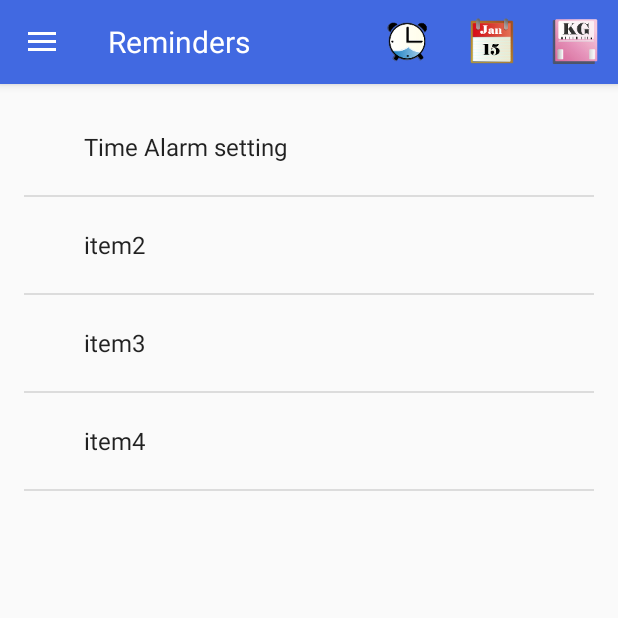
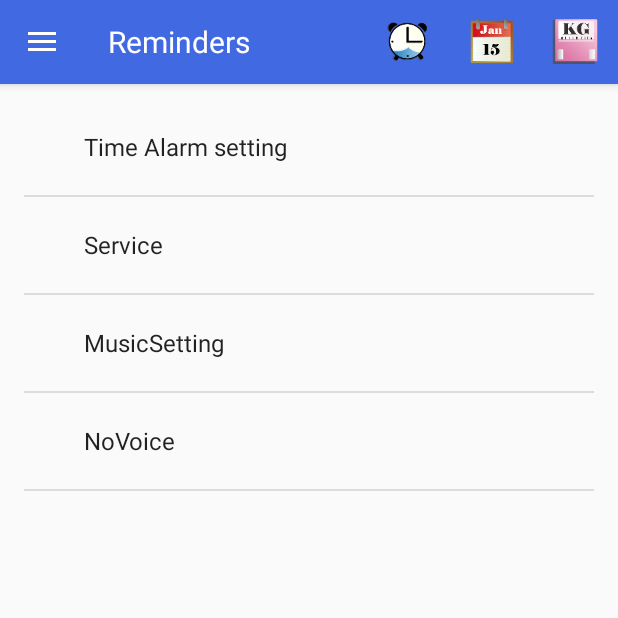
Before and after one commit to 94drink/master, an Android app: the screen it shows after launch (MainActivity), in the side drawer, after a tap on "Reminders", on a phone screen of 412 x 824 dp, the top half of it. Run offline under Robolectric (Android 15) with nearby library versions, the phone set to English and light mode, and no system bars.

```diff
--- a/app/src/main/res/values/strings.xml
+++ b/app/src/main/res/values/strings.xml
@@ -69,9 +69,9 @@
     <!--設定Fragment內的RecyclView物件-->
     <string-array name="alarm">
         <item>Time Alarm setting</item>
-        <item>item2</item>
-        <item>item3</item>
-        <item>item4</item>
+        <item>Service</item>
+        <item>MusicSetting</item>
+        <item>NoVoice</item>
     </string-array>
 
 
```
Also changed, not shown: 1 other file.
